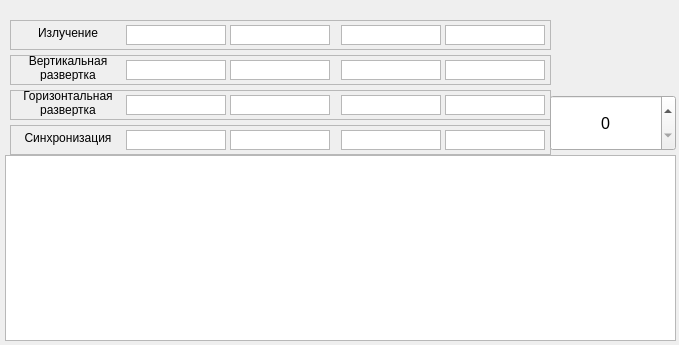
Before: the Qt Designer form dis_form/form3.ui in MirAlexey/lsm_2, drawn with Qt 5.
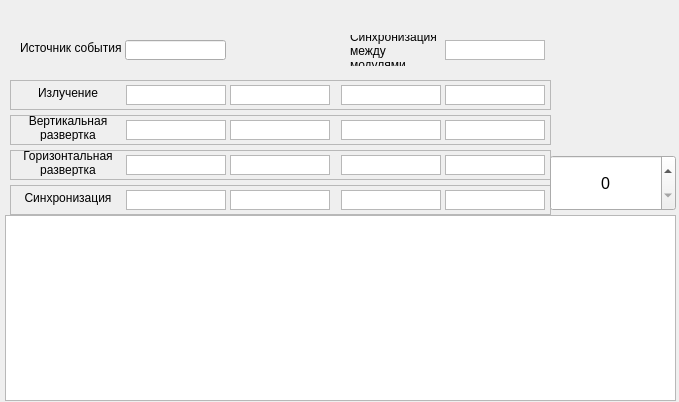
After: the same form once the commit is applied.

```diff
--- a/dis_form/form3.ui
+++ b/dis_form/form3.ui
@@ -7,7 +7,7 @@
     <x>0</x>
     <y>0</y>
     <width>679</width>
-    <height>345</height>
+    <height>402</height>
    </rect>
   </property>
   <property name="windowTitle">
@@ -17,7 +17,7 @@
    <property name="geometry">
     <rect>
      <x>5</x>
-     <y>155</y>
+     <y>215</y>
      <width>671</width>
      <height>186</height>
     </rect>
@@ -27,7 +27,7 @@
    <property name="geometry">
     <rect>
      <x>10</x>
-     <y>90</y>
+     <y>150</y>
      <width>541</width>
      <height>30</height>
     </rect>
@@ -141,7 +141,7 @@
    <property name="geometry">
     <rect>
      <x>10</x>
-     <y>20</y>
+     <y>80</y>
      <width>541</width>
      <height>30</height>
     </rect>
@@ -252,7 +252,7 @@
    <property name="geometry">
     <rect>
      <x>10</x>
-     <y>125</y>
+     <y>185</y>
      <width>541</width>
      <height>30</height>
     </rect>
@@ -363,7 +363,7 @@
    <property name="geometry">
     <rect>
      <x>10</x>
-     <y>55</y>
+     <y>115</y>
      <width>541</width>
      <height>30</height>
     </rect>
@@ -477,7 +477,7 @@
    <property name="geometry">
     <rect>
      <x>550</x>
-     <y>95</y>
+     <y>155</y>
      <width>126</width>
      <height>56</height>
     </rect>
@@ -491,6 +491,64 @@
     <set>Qt::AlignCenter</set>
    </property>
   </widget>
+  <widget class="QTextEdit" name="lsm__synchronization_modules__h">
+   <property name="geometry">
+    <rect>
+     <x>445</x>
+     <y>40</y>
+     <width>100</width>
+     <height>20</height>
+    </rect>
+   </property>
+   <property name="verticalScrollBarPolicy">
+    <enum>Qt::ScrollBarAlwaysOff</enum>
+   </property>
+   <property name="horizontalScrollBarPolicy">
+    <enum>Qt::ScrollBarAlwaysOff</enum>
+   </property>
+   <property name="readOnly">
+    <bool>true</bool>
+   </property>
+  </widget>
+  <widget class="QLabel" name="label">
+   <property name="geometry">
+    <rect>
+     <x>20</x>
+     <y>40</y>
+     <width>101</width>
+     <height>16</height>
+    </rect>
+   </property>
+   <property name="text">
+    <string>Источник события</string>
+   </property>
+  </widget>
+  <widget class="QLabel" name="label_2">
+   <property name="geometry">
+    <rect>
+     <x>350</x>
+     <y>35</y>
+     <width>91</width>
+     <height>31</height>
+    </rect>
+   </property>
+   <property name="text">
+    <string>Синхронизация  между модулями</string>
+   </property>
+   <property name="wordWrap">
+    <bool>true</bool>
+   </property>
+  </widget>
+  <widget class="QLineEdit" name="lsm__source_history__h">
+   <property name="geometry">
+    <rect>
+     <x>125</x>
+     <y>40</y>
+     <width>101</width>
+     <height>20</height>
+    </rect>
+   </property>
+  </widget>
  </widget>
  <resources/>
  <connections/>
```
